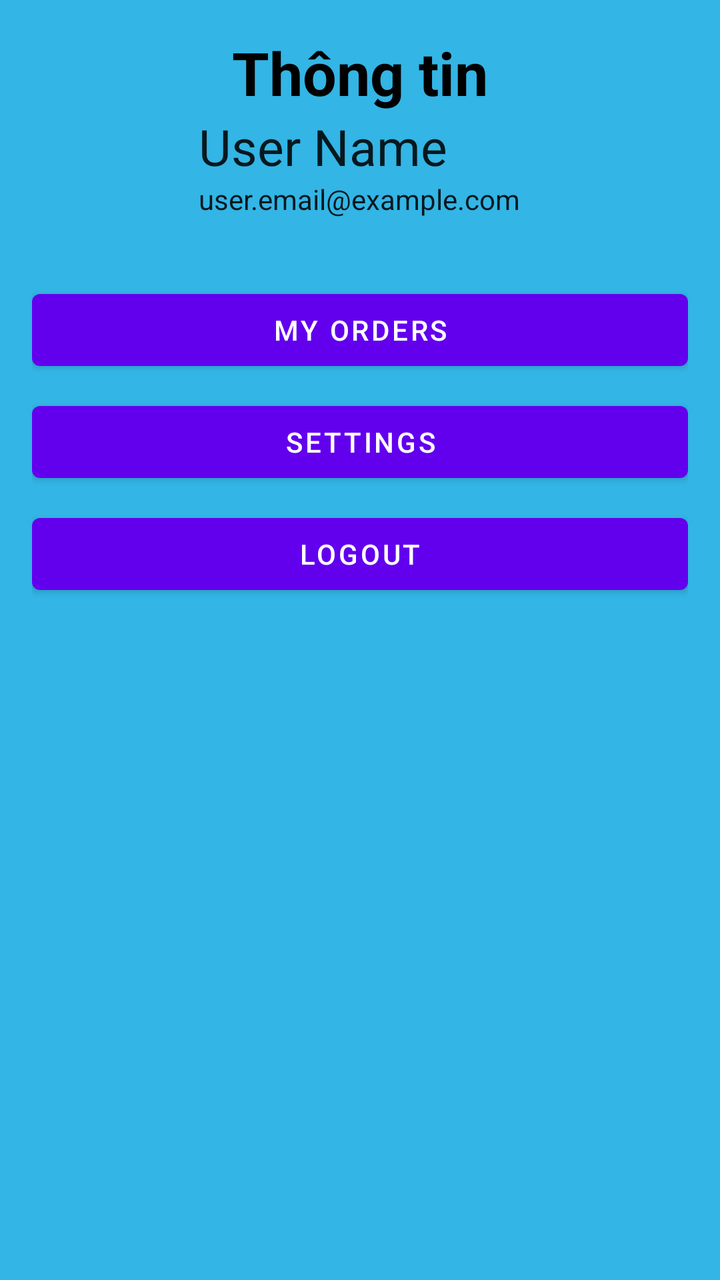
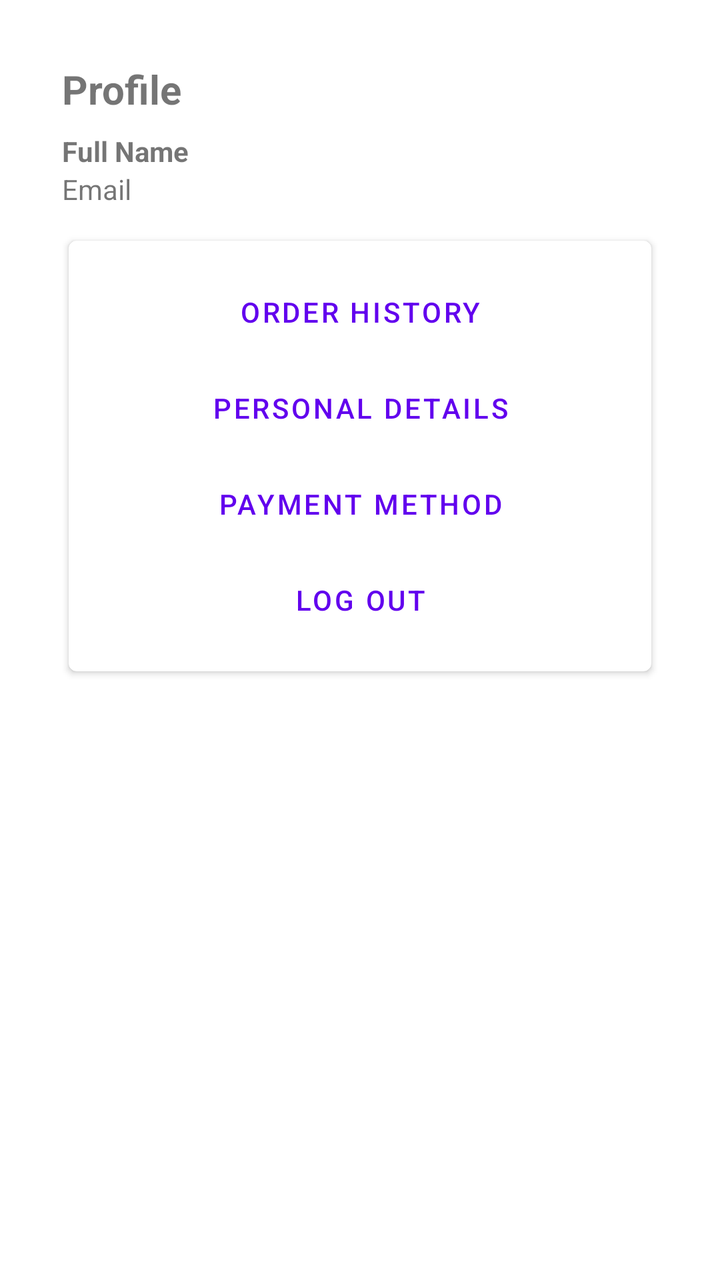

Two renders of the same Android screen: before a commit and after it. Below are the layout's source before the change and the commit's diff.
<!-- AndroidManifest.xml: application theme Theme.Duan1 -->
<!-- res/layout/fragment_profile.xml -->
<?xml version="1.0" encoding="utf-8"?>
<LinearLayout xmlns:android="http://schemas.android.com/apk/res/android"
    xmlns:tools="http://schemas.android.com/tools"
    android:layout_width="match_parent"
    android:layout_height="match_parent"
    android:orientation="vertical"
    android:layout_marginTop="20dp"
    android:background="@android:color/holo_blue_light"
    android:padding="16dp"
    tools:context=".fragment.ProfileFragment">

    <TextView
        android:layout_width="wrap_content"
        android:layout_height="wrap_content"
        android:layout_gravity="center"
        android:text="Thông tin"
        android:textColor="@android:color/black"
        android:textSize="30sp"
        android:textStyle="bold"></TextView>

    <LinearLayout
        android:layout_width="wrap_content"
        android:layout_height="wrap_content"
        android:layout_gravity="center"
        android:orientation="vertical">

        <TextView
            android:id="@+id/user_name_text_view"
            android:layout_width="wrap_content"
            android:layout_height="wrap_content"
            android:text="User Name"
            android:textAppearance="@style/TextAppearance.AppCompat.Large"
            android:textSize="25sp" />

        <TextView
            android:id="@+id/user_email_text_view"
            android:layout_width="wrap_content"
            android:layout_height="wrap_content"
            android:text="user.email@example.com"
            android:textAppearance="@style/TextAppearance.AppCompat.Body1" />

    </LinearLayout>


    <Button
        android:id="@+id/my_orders_button"
        android:layout_width="match_parent"
        android:layout_height="wrap_content"
        android:layout_marginTop="32dp"
        android:text="My Orders" />

    <Button
        android:id="@+id/settings_button"
        android:layout_width="match_parent"
        android:layout_height="wrap_content"
        android:layout_marginTop="8dp"
        android:text="Settings" />

    <Button
        android:id="@+id/logout_button"
        android:layout_width="match_parent"
        android:layout_height="wrap_content"
        android:layout_marginTop="8dp"
        android:text="Logout" />

</LinearLayout>
<!-- resources referenced by this layout -->
<resources>
  <style name="Theme.Duan1" parent="Base.Theme.Duan1" />
  <style name="Base.Theme.Duan1" parent="Theme.MaterialComponents.Light.DarkActionBar">
          
          <item name="colorPrimary">@color/purple_500</item>
          <item name="colorPrimaryVariant">@color/purple_700</item>
          <item name="colorSecondary">@color/teal_200</item>
          <item name="colorSecondaryVariant">@color/teal_700</item>
          <item name="colorError">@color/red_500</item>
          <item name="colorOnPrimary">@color/white</item>
          <item name="colorOnSecondary">@color/black</item>
          <item name="colorOnError">@color/white</item>
          <item name="colorOnBackground">@color/black</item>
          <item name="colorOnSurface">@color/black</item>
          <item name="windowNoTitle">true</item>
      </style>
  <color name="purple_500">#FF6200EE</color>
  <color name="purple_700">#FF3700B3</color>
  <color name="teal_200">#FF03DAC5</color>
  <color name="teal_700">#FF018786</color>
  <color name="red_500">#FFF44336</color>
  <color name="white">#FFFFFFFF</color>
  <color name="black">#FF000000</color>
</resources>

<!-- the commit's change to res/layout/fragment_profile.xml (unified diff, before → after) -->
@@ -1,66 +1,138 @@
 <?xml version="1.0" encoding="utf-8"?>
-<LinearLayout xmlns:android="http://schemas.android.com/apk/res/android"
-    xmlns:tools="http://schemas.android.com/tools"
+<ScrollView xmlns:android="http://schemas.android.com/apk/res/android"
+    xmlns:app="http://schemas.android.com/apk/res-auto"
     android:layout_width="match_parent"
-    android:layout_height="match_parent"
-    android:orientation="vertical"
-    android:layout_marginTop="20dp"
-    android:background="@android:color/holo_blue_light"
-    android:padding="16dp"
-    tools:context=".fragment.ProfileFragment">
-
-    <TextView
-        android:layout_width="wrap_content"
-        android:layout_height="wrap_content"
-        android:layout_gravity="center"
-        android:text="Thông tin"
-        android:textColor="@android:color/black"
-        android:textSize="30sp"
-        android:textStyle="bold"></TextView>
+    android:layout_marginTop="15dp"
+    android:padding="15dp"
+    android:layout_height="match_parent">
 
     <LinearLayout
-        android:layout_width="wrap_content"
+        android:layout_width="match_parent"
         android:layout_height="wrap_content"
-        android:layout_gravity="center"
-        android:orientation="vertical">
+        android:orientation="vertical"
+        android:padding="16dp">
+
+        
+        <TextView
+            android:id="@+id/tv_profile_title"
+            android:layout_width="wrap_content"
+            android:layout_height="wrap_content"
+            android:text="Profile"
+            android:textStyle="bold"
+            android:textSize="20sp" />
 
         <TextView
             android:id="@+id/user_name_text_view"
-            android:layout_width="wrap_content"
+            android:layout_width="match_parent"
             android:layout_height="wrap_content"
-            android:text="User Name"
-            android:textAppearance="@style/TextAppearance.AppCompat.Large"
-            android:textSize="25sp" />
+            android:layout_marginTop="8dp"
+            android:text="Full Name"
+            android:textStyle="bold" />
 
         <TextView
             android:id="@+id/user_email_text_view"
-            android:layout_width="wrap_content"
+            android:layout_width="match_parent"
             android:layout_height="wrap_content"
-            android:text="user.email@example.com"
-            android:textAppearance="@style/TextAppearance.AppCompat.Body1" />
+            android:text="Email" />
+
+        
+        <com.google.android.material.card.MaterialCardView
+            android:layout_width="match_parent"
+            android:layout_height="wrap_content"
+            android:layout_marginTop="12dp"
+            app:cardElevation="2dp"
+            app:cardUseCompatPadding="true">
+
+            <LinearLayout
+                android:layout_width="match_parent"
+                android:layout_height="wrap_content"
+                android:orientation="vertical"
+                android:padding="12dp">
+
+                <com.google.android.material.button.MaterialButton
+                    android:id="@+id/btn_history"
+                    style="@style/Widget.MaterialComponents.Button.TextButton"
+                    android:layout_width="match_parent"
+                    android:layout_height="wrap_content"
+                    android:text="Order History" />
+
+                <com.google.android.material.button.MaterialButton
+                    android:id="@+id/btn_personal_details"
+                    style="@style/Widget.MaterialComponents.Button.TextButton"
+                    android:layout_width="match_parent"
+                    android:layout_height="wrap_content"
+                    android:text="Personal Details" />
+
+                <com.google.android.material.button.MaterialButton
+                    android:id="@+id/btn_payment_method"
+                    style="@style/Widget.MaterialComponents.Button.TextButton"
+                    android:layout_width="match_parent"
+                    android:layout_height="wrap_content"
+                    android:text="Payment Method" />
+
+                <com.google.android.material.button.MaterialButton
+                    android:id="@+id/logout_button"
+                    style="@style/Widget.MaterialComponents.Button.TextButton"
+                    android:layout_width="match_parent"
+                    android:layout_height="wrap_content"
+                    android:text="Log Out" />
+            </LinearLayout>
+        </com.google.android.material.card.MaterialCardView>
+
+        
+        <com.google.android.material.card.MaterialCardView
+            android:id="@+id/card_personal_details"
+            android:layout_width="match_parent"
+            android:layout_height="wrap_content"
+            android:layout_marginTop="16dp"
+            android:visibility="gone"
+            app:cardElevation="2dp"
+            app:cardUseCompatPadding="true">
+
+            <LinearLayout
+                android:layout_width="match_parent"
+                android:layout_height="wrap_content"
+                android:orientation="vertical"
+                android:padding="12dp">
+
+                <TextView
+                    android:layout_width="wrap_content"
+                    android:layout_height="wrap_content"
+                    android:text="Edit Personal Details"
+                    android:textStyle="bold" />
+
+                <com.google.android.material.textfield.TextInputLayout
+                    android:layout_width="match_parent"
+                    android:layout_height="wrap_content"
+                    android:layout_marginTop="8dp">
+
+                    <com.google.android.material.textfield.TextInputEditText
+                        android:id="@+id/et_full_name"
+                        android:layout_width="match_parent"
+                        android:layout_height="wrap_content"
+                        android:hint="Full Name" />
+                </com.google.android.material.textfield.TextInputLayout>
+
+                <com.google.android.material.textfield.TextInputLayout
+                    android:layout_width="match_parent"
+                    android:layout_height="wrap_content">
+
+                    <com.google.android.material.textfield.TextInputEditText
+                        android:id="@+id/et_password"
+                        android:layout_width="match_parent"
+                        android:layout_height="wrap_content"
+                        android:hint="New Password"
+                        android:inputType="textPassword" />
+                </com.google.android.material.textfield.TextInputLayout>
+
+                <com.google.android.material.button.MaterialButton
+                    android:id="@+id/btn_save_details"
+                    android:layout_width="match_parent"
+                    android:layout_height="wrap_content"
+                    android:layout_marginTop="8dp"
+                    android:text="Save" />
+            </LinearLayout>
+        </com.google.android.material.card.MaterialCardView>
 
     </LinearLayout>
-
-
-    <Button
-        android:id="@+id/my_orders_button"
-        android:layout_width="match_parent"
-        android:layout_height="wrap_content"
-        android:layout_marginTop="32dp"
-        android:text="My Orders" />
-
-    <Button
-        android:id="@+id/settings_button"
-        android:layout_width="match_parent"
-        android:layout_height="wrap_content"
-        android:layout_marginTop="8dp"
-        android:text="Settings" />
-
-    <Button
-        android:id="@+id/logout_button"
-        android:layout_width="match_parent"
-        android:layout_height="wrap_content"
-        android:layout_marginTop="8dp"
-        android:text="Logout" />
-
-</LinearLayout>
+</ScrollView>
